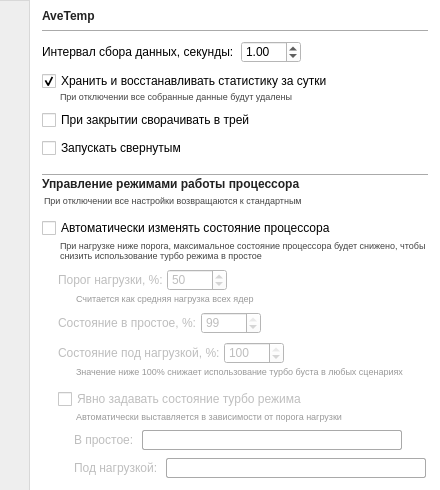
First picture: the form in windows/settings.ui, repository treepoint/AveTemp, before the edit.
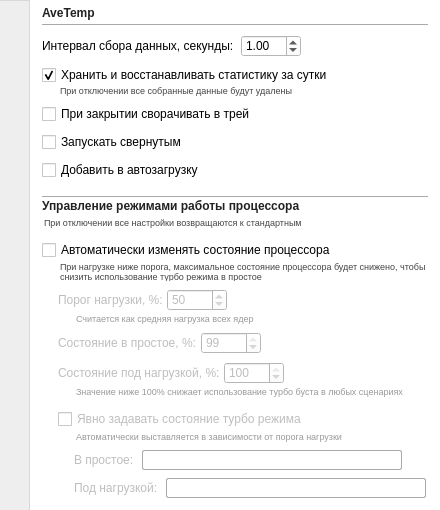
Second picture: the form after the edit. Icons and pictures are not drawn.

Commit message: some refactoring + add autostart settings

Diff of the .ui file:
```diff
--- a/windows/settings.ui
+++ b/windows/settings.ui
@@ -10,19 +10,19 @@
     <x>0</x>
     <y>0</y>
     <width>440</width>
-    <height>490</height>
+    <height>510</height>
    </rect>
   </property>
   <property name="minimumSize">
    <size>
     <width>440</width>
-    <height>490</height>
+    <height>510</height>
    </size>
   </property>
   <property name="maximumSize">
    <size>
     <width>440</width>
-    <height>490</height>
+    <height>510</height>
    </size>
   </property>
   <property name="windowTitle">
@@ -314,6 +314,13 @@
          </property>
         </widget>
        </item>
+       <item>
+        <widget class="QCheckBox" name="checkBoxAutostartIsActive">
+         <property name="text">
+          <string>Добавить в автозагрузку</string>
+         </property>
+        </widget>
+       </item>
        <item>
         <spacer name="verticalSpacer">
          <property name="orientation">
```
The commit also changes 9 other files.
